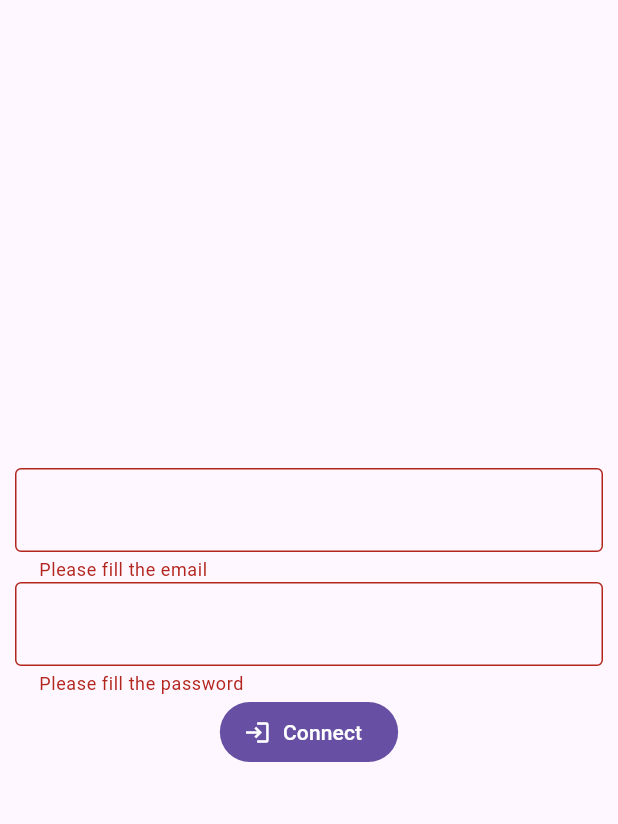
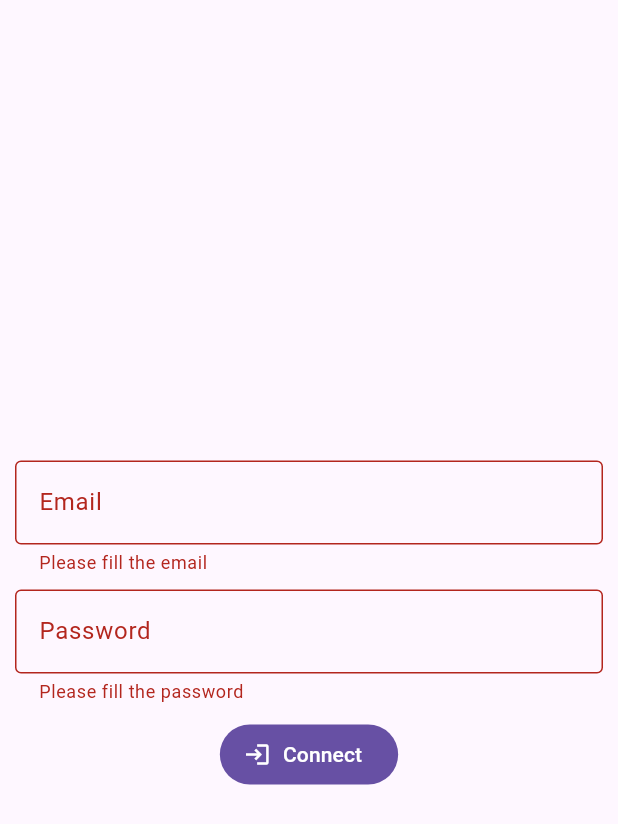
Before and after one commit to FrancoisJourden/courses-flutter, a Flutter app: the screen it shows after launch, after a tap on "Connect", on a phone screen of 412 x 824 dp. Shown: the top 824 px of the screen. Run offline on Flutter 3.47's test engine with Material 2 defaults, Android fonts, the phone set to English and light mode, and no system bars; accounts and stored records are empty.

Commit message:
udpate connection screen textfield look

```diff
--- a/lib/view/connection_screen.dart
+++ b/lib/view/connection_screen.dart
@@ -34,30 +34,9 @@ class _ConnectionFormWidgetState extends State<_ConnectionFormWidget> {
   Widget build(BuildContext context) => Form(
         key: _formKey,
         child: Column(mainAxisAlignment: MainAxisAlignment.center, children: [
-          TextFormField(
-            initialValue: email,
-            validator: (value) {
-              if (value!.isEmpty) return ("Please fill the email");
-              if (!RegExp(r"^([a-z0-9_\.-]+)@([\da-z\.-]+)\.([a-z\.]{2,6})$")
-                  .hasMatch(email)) return ("Please fill a valid email");
-              return null;
-            },
-            onChanged: (value) => email = value,
-          ),
-          TextFormField(
-            initialValue: password,
-            obscureText: true,
-            validator: (value) {
-              if (value!.isEmpty) return ("Please fill the password");
-              return null;
-            },
-            onChanged: (value) => password = value,
-          ),
-          FilledButton.icon(
-            icon: const Icon(Icons.login),
-            label: const Text("Connect"),
-            onPressed: connect,
-          )
+          _buildEmailField(),
+          _buildPasswordField(),
+          _buildValidateButton(),
         ]),
       );
 
@@ -67,17 +46,56 @@ class _ConnectionFormWidgetState extends State<_ConnectionFormWidget> {
 
     try {
       await AuthAPI.login(email, password);
-      if(context.mounted) {
-        Navigator.pushReplacement(context, MaterialPageRoute(builder: (context) => const ShoppingListScreen()));
+      if (context.mounted) {
+        Navigator.pushReplacement(context, MaterialPageRoute(builder: (context) {
+          return const ShoppingListScreen();
+        }));
       }
-    } on InvalidAuthException{
+    } on InvalidAuthException {
       ScaffoldMessenger.of(context).showSnackBar(const SnackBar(
         content: Text("Invalid email or password"),
       ));
-    } on Exception{
+    } on Exception {
       ScaffoldMessenger.of(context).showSnackBar(const SnackBar(
         content: Text("An unexpected error happened."),
       ));
     }
   }
+
+  Widget _buildEmailField() => Padding(
+      padding: const EdgeInsets.only(top: 10),
+      child: TextFormField(
+        decoration: const InputDecoration(labelText: "Email"),
+        keyboardType: TextInputType.emailAddress,
+        initialValue: email,
+        validator: (value) {
+          if (value!.isEmpty) return ("Please fill the email");
+          if (!RegExp(r"^([a-z0-9_\.-]+)@([\da-z\.-]+)\.([a-z\.]{2,6})$").hasMatch(email)) {
+            return ("Please fill a valid email");
+          }
+          return null;
+        },
+        onChanged: (value) => email = value,
+      ));
+
+  Widget _buildPasswordField() => Padding(
+      padding: const EdgeInsets.only(top: 10),
+      child: TextFormField(
+        decoration: const InputDecoration(labelText: "Password"),
+        initialValue: password,
+        obscureText: true,
+        validator: (value) {
+          if (value!.isEmpty) return ("Please fill the password");
+          return null;
+        },
+        onChanged: (value) => password = value,
+      ));
+
+  Widget _buildValidateButton() => Padding(
+      padding: const EdgeInsets.only(top: 10),
+      child: FilledButton.icon(
+        icon: const Icon(Icons.login),
+        label: const Text("Connect"),
+        onPressed: connect,
+      ));
 }
```
